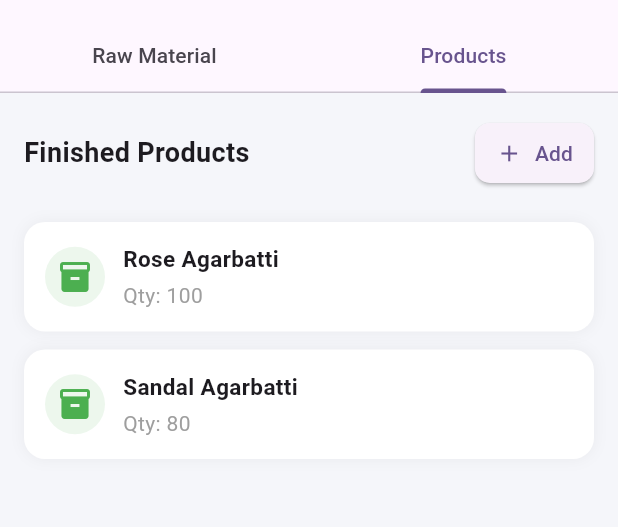
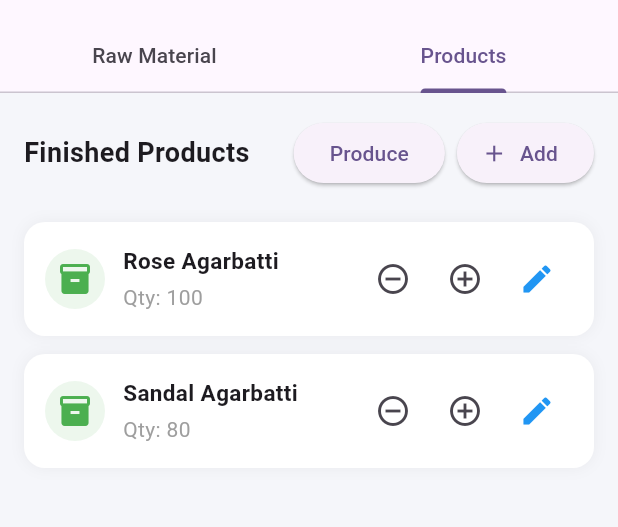
Before and after one commit to rajvardhan17/inven, a Flutter app: the InventoryScreen screen opened directly, tab 2 chosen, on a phone screen of 412 x 824 dp, the part 63-590 px from its top. Run offline on Flutter 3.47's test engine with Material 3 defaults, Android fonts, the phone set to English and light mode, and no system bars; our stand-ins replace fl_chart; statements that could not run were skipped.

Commit message:
updated the file structure

```diff
--- a/lib/main.dart
+++ b/lib/main.dart
@@ -1,5 +1,5 @@
 import 'package:flutter/material.dart';
-import 'auth/SplashScreen.dart';
+import "auth/SplashScreen.dart";
 
 void main() {
   runApp(const MyApp());
--- /dev/null
+++ b/lib/models/production_model.dart
@@ -0,0 +1,6 @@
+class Product {
+  String name;
+  int quantity;
+
+  Product({required this.name, required this.quantity});
+}
--- a/lib/admin/inventory/InventoryScreen.dart
+++ b/lib/modules/admin/inventory/InventoryScreen.dart
@@ -1,4 +1,5 @@
 import 'package:flutter/material.dart';
+import '../production/production_screen.dart';
 
 class InventoryScreen extends StatefulWidget {
   const InventoryScreen({super.key});
@@ -21,13 +22,24 @@ class _InventoryScreenState extends State<InventoryScreen>
     {"name": "Sandal Agarbatti", "qty": 80},
   ];
 
+  Map<String, Map<String, double>> recipe = {
+    "Rose Agarbatti": {
+      "Wood Powder": 0.7,
+      "Perfume": 0.1,
+    },
+    "Sandal Agarbatti": {
+      "Wood Powder": 0.6,
+      "Perfume": 0.2,
+    },
+  };
+
   @override
   void initState() {
     _tabController = TabController(length: 2, vsync: this);
     super.initState();
   }
 
-  // 🔹 Dialog
+  // 🔹 Add Dialog
   void showAddDialog(bool isRaw) {
     TextEditingController name = TextEditingController();
     TextEditingController qty = TextEditingController();
@@ -41,10 +53,16 @@ class _InventoryScreenState extends State<InventoryScreen>
         content: Column(
           mainAxisSize: MainAxisSize.min,
           children: [
-            TextField(controller: name, decoration: const InputDecoration(labelText: "Name")),
-            TextField(controller: qty, decoration: const InputDecoration(labelText: "Quantity")),
+            TextField(
+                controller: name,
+                decoration: const InputDecoration(labelText: "Name")),
+            TextField(
+                controller: qty,
+                decoration: const InputDecoration(labelText: "Quantity")),
             if (isRaw)
-              TextField(controller: unit, decoration: const InputDecoration(labelText: "Unit")),
+              TextField(
+                  controller: unit,
+                  decoration: const InputDecoration(labelText: "Unit")),
           ],
         ),
         actions: [
@@ -73,6 +91,41 @@ class _InventoryScreenState extends State<InventoryScreen>
     );
   }
 
+  // 🔹 Edit Quantity Dialog
+  void _editQtyDialog(int index, bool isRaw) {
+    TextEditingController controller = TextEditingController();
+
+    controller.text = isRaw
+        ? rawMaterials[index]["qty"].toString()
+        : products[index]["qty"].toString();
+
+    showDialog(
+      context: context,
+      builder: (_) => AlertDialog(
+        title: const Text("Update Quantity"),
+        content: TextField(
+          controller: controller,
+          keyboardType: TextInputType.number,
+        ),
+        actions: [
+          TextButton(
+            onPressed: () {
+              setState(() {
+                if (isRaw) {
+                  rawMaterials[index]["qty"] = double.parse(controller.text);
+                } else {
+                  products[index]["qty"] = int.parse(controller.text);
+                }
+              });
+              Navigator.pop(context);
+            },
+            child: const Text("Update"),
+          )
+        ],
+      ),
+    );
+  }
+
   @override
   Widget build(BuildContext context) {
     return Scaffold(
@@ -89,6 +142,8 @@ class _InventoryScreenState extends State<InventoryScreen>
           ],
         ),
       ),
+
+      // ❌ NO FLOATING BUTTON HERE
 
       body: TabBarView(
         controller: _tabController,
@@ -110,10 +165,20 @@ class _InventoryScreenState extends State<InventoryScreen>
             itemCount: rawMaterials.length,
             itemBuilder: (context, index) {
               final item = rawMaterials[index];
-              return _card(
-                item["name"],
-                "${item["qty"]} ${item["unit"]}",
-                Colors.blue,
+
+              return _cardEditable(
+                name: item["name"],
+                subtitle: "${item["qty"]} ${item["unit"]}",
+                color: Colors.blue,
+                onAdd: () {
+                  setState(() => item["qty"] += 1);
+                },
+                onRemove: () {
+                  setState(() {
+                    if (item["qty"] > 0) item["qty"] -= 1;
+                  });
+                },
+                onEdit: () => _editQtyDialog(index, true),
               );
             },
           ),
@@ -132,10 +197,20 @@ class _InventoryScreenState extends State<InventoryScreen>
             itemCount: products.length,
             itemBuilder: (context, index) {
               final item = products[index];
-              return _card(
-                item["name"],
-                "Qty: ${item["qty"]}",
-                Colors.green,
+
+              return _cardEditable(
+                name: item["name"],
+                subtitle: "Qty: ${item["qty"]}",
+                color: Colors.green,
+                onAdd: () {
+                  setState(() => item["qty"] += 1);
+                },
+                onRemove: () {
+                  setState(() {
+                    if (item["qty"] > 0) item["qty"] -= 1;
+                  });
+                },
+                onEdit: () => _editQtyDialog(index, false),
               );
             },
           ),
@@ -152,25 +227,54 @@ class _InventoryScreenState extends State<InventoryScreen>
         mainAxisAlignment: MainAxisAlignment.spaceBetween,
         children: [
           Text(title,
-              style: const TextStyle(fontSize: 18, fontWeight: FontWeight.bold)),
-          ElevatedButton.icon(
-            onPressed: () => showAddDialog(isRaw),
-            icon: const Icon(Icons.add),
-            label: const Text("Add"),
-            style: ElevatedButton.styleFrom(
-              padding: const EdgeInsets.symmetric(horizontal: 14, vertical: 10),
-              shape: RoundedRectangleBorder(
-                borderRadius: BorderRadius.circular(10),
+              style:
+                  const TextStyle(fontSize: 18, fontWeight: FontWeight.bold)),
+          Row(
+            children: [
+              // 🔥 PRODUCE BUTTON (only for products)
+              if (!isRaw)
+                Padding(
+                  padding: const EdgeInsets.only(right: 8),
+                  child: ElevatedButton(
+                    onPressed: () {
+                      Navigator.push(
+                        context,
+                        MaterialPageRoute(
+                          builder: (_) => ProductionScreen(
+                            rawMaterials: rawMaterials,
+                            products: products,
+                            recipe: recipe,
+                          ),
+                        ),
+                      ).then((_) {
+                        setState(() {}); // 🔥 refresh after production
+                      });
+                    },
+                    child: const Text("Produce"),
+                  ),
+                ),
+
+              ElevatedButton.icon(
+                onPressed: () => showAddDialog(isRaw),
+                icon: const Icon(Icons.add),
+                label: const Text("Add"),
               ),
-            ),
-          )
+            ],
+          ),
         ],
       ),
     );
   }
 
-  // 🔹 Card UI
-  Widget _card(String name, String subtitle, Color color) {
+  // 🔹 Editable Card UI
+  Widget _cardEditable({
+    required String name,
+    required String subtitle,
+    required Color color,
+    required VoidCallback onAdd,
+    required VoidCallback onRemove,
+    required VoidCallback onEdit,
+  }) {
     return Container(
       margin: const EdgeInsets.symmetric(horizontal: 16, vertical: 6),
       padding: const EdgeInsets.all(14),
@@ -200,6 +304,22 @@ class _InventoryScreenState extends State<InventoryScreen>
               ],
             ),
           ),
+          Row(
+            children: [
+              IconButton(
+                onPressed: onRemove,
+                icon: const Icon(Icons.remove_circle_outline),
+              ),
+              IconButton(
+                onPressed: onAdd,
+                icon: const Icon(Icons.add_circle_outline),
+              ),
+              IconButton(
+                onPressed: onEdit,
+                icon: const Icon(Icons.edit, color: Colors.blue),
+              ),
+            ],
+          )
         ],
       ),
     );
--- a/lib/auth/LoginScreen.dart
+++ b/lib/modules/auth/LoginScreen.dart
@@ -1,8 +1,8 @@
 import 'package:flutter/material.dart';
 import '../admin/MainScreen.dart';
 import 'Register.dart';
-import '../../widgets/custom_button.dart';
-import '../../widgets/custom_textfield.dart';
+import '../core/widgets/custom_button.dart';
+import '../core/widgets/custom_textfield.dart';
 
 class LoginScreen extends StatefulWidget {
   const LoginScreen({super.key});
--- a/lib/auth/Register.dart
+++ b/lib/modules/auth/Register.dart
@@ -1,7 +1,7 @@
 import 'package:flutter/material.dart';
 import 'LoginScreen.dart';
 import '../admin/dashboard/AdminHome.dart';
-import '../../widgets/custom_button.dart';
+import '../core/widgets/custom_button.dart';
 
 class RegisterScreen extends StatefulWidget {
   const RegisterScreen({super.key});
```
Also changed, not shown: lib/admin/inventory/AddProductScreen.dart (deleted, +0 -175 lines), lib/models/raw_material_model.dart (added, +11 -0 lines), lib/models/recipe_model.dart (added, +9 -0 lines), lib/models/stock_alert_model.dart (added, +11 -0 lines), lib/modules/admin/MainScreen.dart (renamed from lib/admin/MainScreen.dart, +9 -17 lines), lib/modules/admin/production/production_screen.dart (added, +152 -0 lines), lib/services/inventory_service.dart (added, +25 -0 lines), lib/services/production_service.dart (added, +38 -0 lines), lib/core/widgets/custom_button.dart (renamed from lib/widgets/custom_button.dart), lib/core/widgets/custom_textfield.dart (renamed from lib/widgets/custom_textfield.dart), lib/data/app_data.dart (renamed from lib/services/app_data.dart), lib/modules/admin/dashboard/AdminHome.dart (renamed from lib/admin/dashboard/AdminHome.dart), lib/modules/auth/SplashScreen.dart (renamed from lib/auth/SplashScreen.dart).
